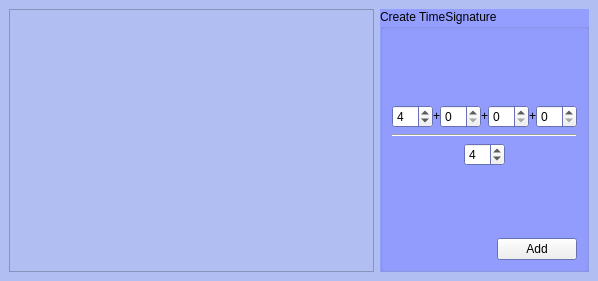
musescore/musescore-old, file mscore/mscore/timedialog.ui: the form before one commit.
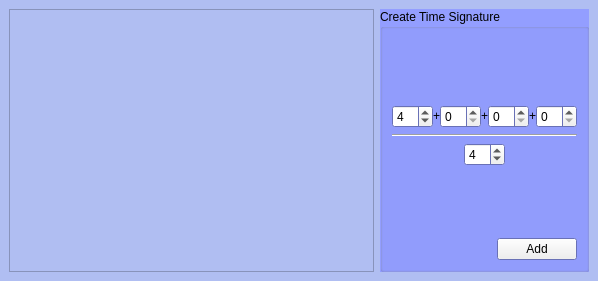
The form after the commit.

Commit message: - use same name for palette title, Create menu item, and window title - use words "half, quarter, etc" instead of fractions "1/2, 1/4" for tuplet dialog

What changed in the file:
```diff
--- a/mscore/mscore/timedialog.ui
+++ b/mscore/mscore/timedialog.ui
@@ -102,11 +102,9 @@
     </widget>
    </item>
    <item>
-    <widget class="QGroupBox" name="groupBox" >
-     <property name="sizePolicy" >
-      <sizepolicy>
-       <hsizetype>4</hsizetype>
-       <vsizetype>5</vsizetype>
+    <widget class="QGroupBox" name="groupBox">
+     <property name="sizePolicy">
+      <sizepolicy hsizetype="Maximum" vsizetype="Preferred">
        <horstretch>0</horstretch>
        <verstretch>0</verstretch>
       </sizepolicy>
@@ -178,8 +176,8 @@
      <property name="autoFillBackground" >
       <bool>true</bool>
      </property>
-     <property name="title" >
-      <string>Create TimeSignature</string>
+     <property name="title">
+      <string>Create Time Signature</string>
      </property>
      <layout class="QVBoxLayout" >
       <property name="margin" >
```
Left out of the diff: 271 changed lines with no effect on the pictures. The commit also changes 4 other files.
